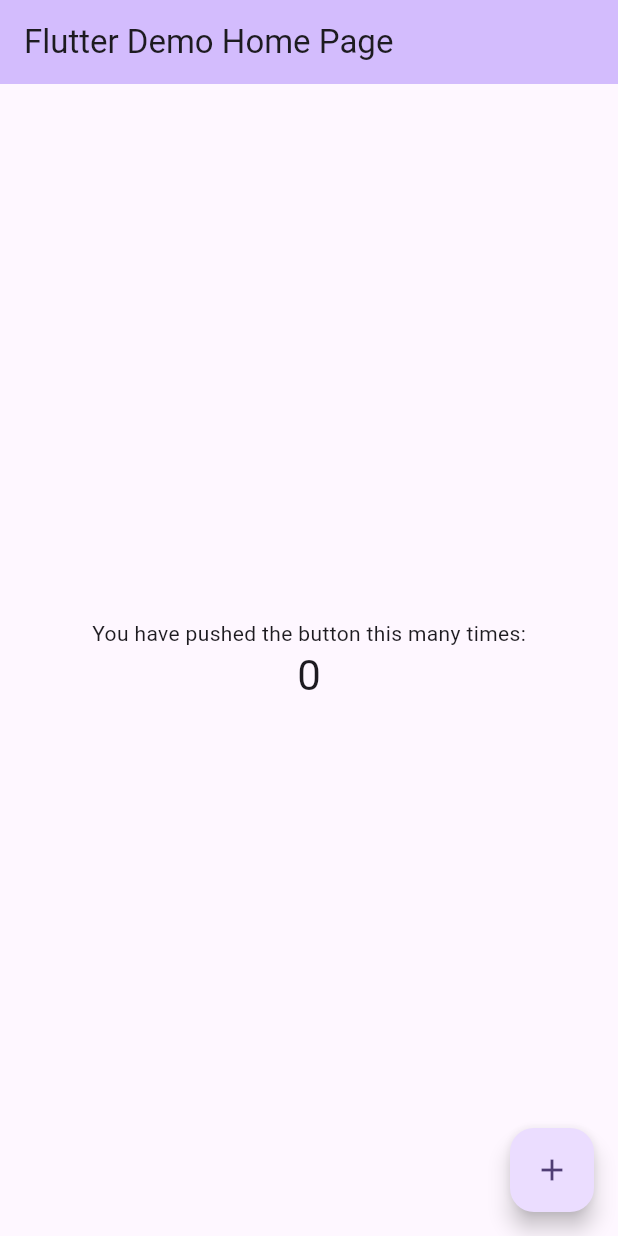
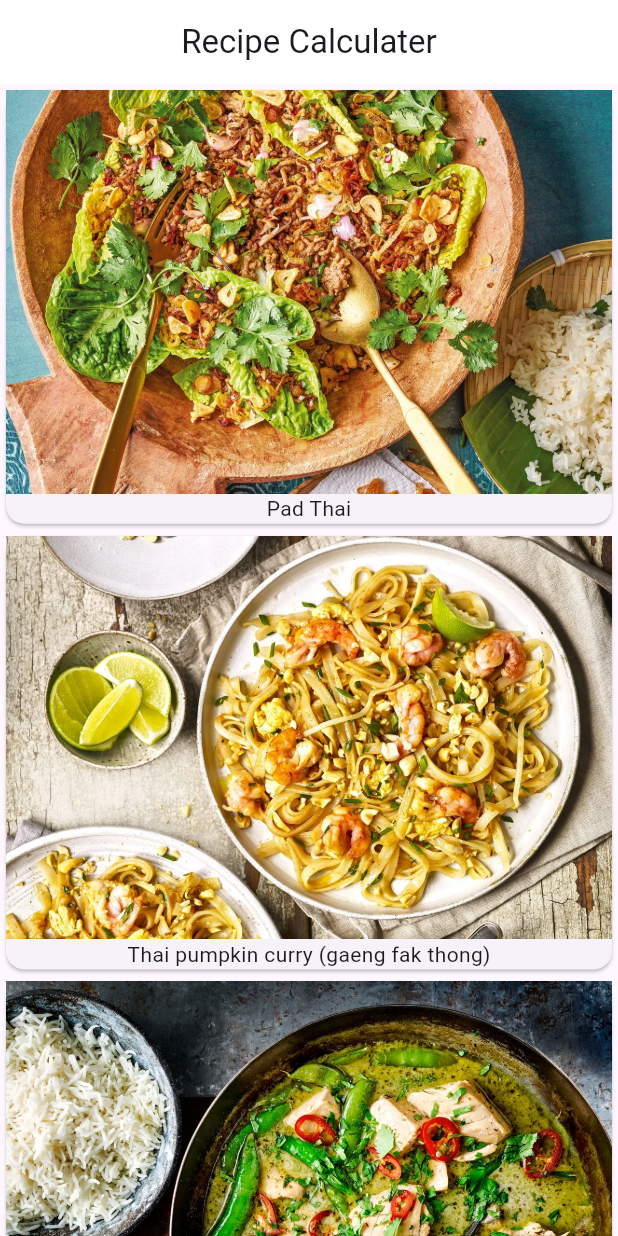
Before and after one commit to Kanokpol508/receipes, a Flutter app: the screen it shows after launch, on a phone screen of 412 x 824 dp. Run offline on Flutter 3.47's test engine with Material 3 defaults, Android fonts, the phone set to English and light mode, and no system bars.

Commit message:
Recipe List Design

```diff
--- a/lib/main.dart
+++ b/lib/main.dart
@@ -1,4 +1,5 @@
 import 'package:flutter/material.dart';
+import 'package:receipes/mobel/receipe.dart';
 
 void main() {
   runApp(const ReceipeApp());
@@ -13,24 +14,12 @@ class ReceipeApp extends StatelessWidget {
     return MaterialApp(
       title: 'Flutter Demo',
       theme: ThemeData(
-        // This is the theme of your application.
-        //
-        // TRY THIS: Try running your application with "flutter run". You'll see
-        // the application has a purple toolbar. Then, without quitting the app,
-        // try changing the seedColor in the colorScheme below to Colors.green
-        // and then invoke "hot reload" (save your changes or press the "hot
-        // reload" button in a Flutter-supported IDE, or press "r" if you used
-        // the command line to start the app).
-        //
-        // Notice that the counter didn't reset back to zero; the application
-        // state is not lost during the reload. To reset the state, use hot
-        // restart instead.
-        //
-        // This works for code too, not just values: Most code changes can be
-        // tested with just a hot reload.
-        colorScheme: .fromSeed(seedColor: Colors.deepPurple),
+        appBarTheme: const AppBarTheme(
+          centerTitle: true,
+          backgroundColor: Colors.white,
+        ),
       ),
-      home: const MyHomePage(title: 'Flutter Demo Home Page'),
+      home: const MyHomePage(title: 'Recipe Calculater'),
     );
   }
 }
@@ -38,85 +27,40 @@ class ReceipeApp extends StatelessWidget {
 class MyHomePage extends StatefulWidget {
   const MyHomePage({super.key, required this.title});
 
-  // This widget is the home page of your application. It is stateful, meaning
-  // that it has a State object (defined below) that contains fields that affect
-  // how it looks.
-
-  // This class is the configuration for the state. It holds the values (in this
-  // case the title) provided by the parent (in this case the App widget) and
-  // used by the build method of the State. Fields in a Widget subclass are
-  // always marked "final".
-
   final String title;
 
   @override
   State<MyHomePage> createState() => _MyHomePageState();
 }
 
-class _MyHomePageState extends State<MyHomePage> {
-  int _counter = 0;
-
-  void _incrementCounter() {
-    setState(() {
-      // This call to setState tells the Flutter framework that something has
-      // changed in this State, which causes it to rerun the build method below
-      // so that the display can reflect the updated values. If we changed
-      // _counter without calling setState(), then the build method would not be
-      // called again, and so nothing would appear to happen.
-      _counter++;
-    });
-  }
-
+class _MyHomePageState extends State<MyHomePage>
+{
   @override
   Widget build(BuildContext context) {
-    // This method is rerun every time setState is called, for instance as done
-    // by the _incrementCounter method above.
-    //
-    // The Flutter framework has been optimized to make rerunning build methods
-    // fast, so that you can just rebuild anything that needs updating rather
-    // than having to individually change instances of widgets.
     return Scaffold(
-      appBar: AppBar(
-        // TRY THIS: Try changing the color here to a specific color (to
-        // Colors.amber, perhaps?) and trigger a hot reload to see the AppBar
-        // change color while the other colors stay the same.
-        backgroundColor: Theme.of(context).colorScheme.inversePrimary,
-        // Here we take the value from the MyHomePage object that was created by
-        // the App.build method, and use it to set our appbar title.
-        title: Text(widget.title),
-      ),
-      body: Center(
-        // Center is a layout widget. It takes a single child and positions it
-        // in the middle of the parent.
-        child: Column(
-          // Column is also a layout widget. It takes a list of children and
-          // arranges them vertically. By default, it sizes itself to fit its
-          // children horizontally, and tries to be as tall as its parent.
-          //
-          // Column has various properties to control how it sizes itself and
-          // how it positions its children. Here we use mainAxisAlignment to
-          // center the children vertically; the main axis here is the vertical
-          // axis because Columns are vertical (the cross axis would be
-          // horizontal).
-          //
-          // TRY THIS: Invoke "debug painting" (choose the "Toggle Debug Paint"
-          // action in the IDE, or press "p" in the console), to see the
-          // wireframe for each widget.
-          mainAxisAlignment: .center,
-          children: [
-            const Text('You have pushed the button this many times:'),
-            Text(
-              '$_counter',
-              style: Theme.of(context).textTheme.headlineMedium,
+      appBar: AppBar(title: Text(widget.title)),
+      body: SafeArea(
+        child: Container(
+          child: ListView.builder(
+            itemBuilder: (BuildContext context, int index) {
+              return buildRecipeCard(Receipe.samples[index]);
+            },
+            itemCount: Receipe.samples.length,
             ),
-          ],
         ),
-      ),
-      floatingActionButton: FloatingActionButton(
-        onPressed: _incrementCounter,
-        tooltip: 'Increment',
-        child: const Icon(Icons.add),
       ),
     );
   }
+
+  Widget buildRecipeCard(Receipe recipe) {   //ฟังก์ชั่นดีไซต์
+    return Card(
+      child: Column(
+        children: <Widget>[
+          Image(image: AssetImage(recipe.imageUrl)),
+          Text(recipe.imgLable),
+        ],
+      ),
+    );
+  }
+
 }
--- /dev/null
+++ b/lib/mobel/receipe.dart
@@ -0,0 +1,15 @@
+class Receipe {
+  String imgLable;
+  String imageUrl;
+
+  // Constructor
+  Receipe(this.imageUrl, this.imgLable);
+
+  static List<Receipe> samples =
+  [
+    Receipe('assets/images/Larb muang.webp', 'Pad Thai'),
+    Receipe('assets/images/Pad Thai.webp', 'Thai pumpkin curry (gaeng fak thong)'),
+    Receipe('assets/images/Thai green fish curry.webp', 'Thai green fish curry'),
+    Receipe('assets/images/Thai pumpkin curry.webp', 'Larb muang (Thai chopped pork salad)')
+  ];
+}
```
Also changed, not shown: pubspec.yaml (+4 -3 lines), assets/images/Larb muang.webp (added), assets/images/Pad Thai.webp (added), assets/images/Thai green fish curry.webp (added), assets/images/Thai pumpkin curry.webp (added).
